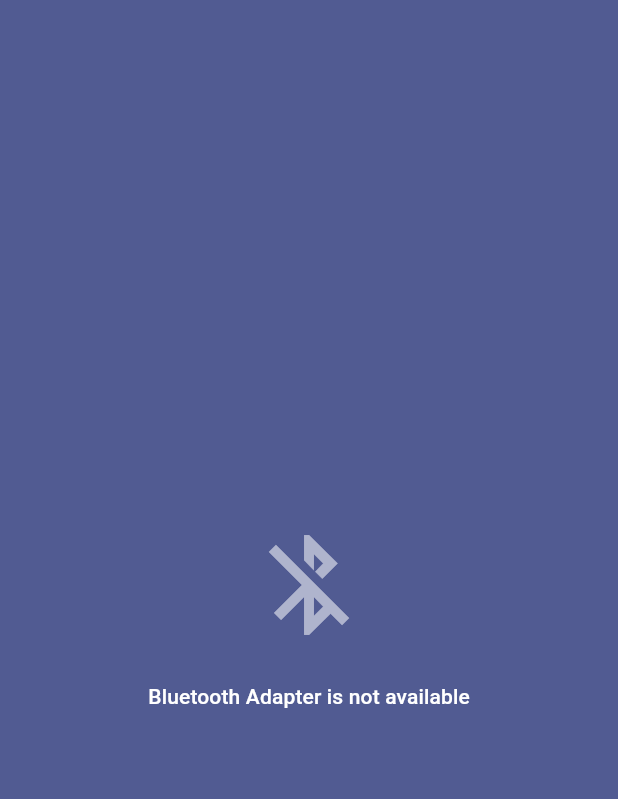
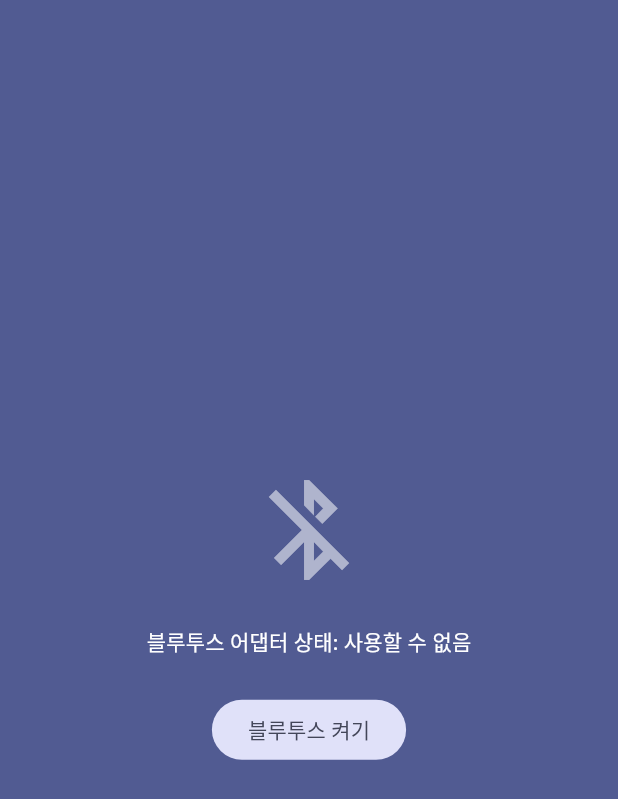
Before and after one commit to hyesuhong/bluetooth-sample, a Flutter app: the BluetoothOffScreen screen opened directly, on a phone screen of 412 x 824 dp. Shown: the top 799 px of the screen. Run offline on Flutter 3.47's test engine with Material 3 defaults, Android fonts, the phone set to English and light mode, and no system bars; our stand-ins replace flutter_blue_plus, permission_handler; missing offline and left inert: wifi_iot.

Commit message:
feat: change displayed language en -> kr

```diff
--- a/lib/screens/bluetooth_off_screen.dart
+++ b/lib/screens/bluetooth_off_screen.dart
@@ -1,3 +1,5 @@
+import 'dart:io';
+
 import 'package:flutter/material.dart';
 import 'package:flutter_blue_plus/flutter_blue_plus.dart';
 
@@ -5,14 +7,53 @@ class BluetoothOffScreen extends StatelessWidget {
   final BluetoothAdapterState? adapterState;
   const BluetoothOffScreen({super.key, this.adapterState});
 
-  Widget buildTitle(BuildContext context) {
-    String? state = adapterState?.toString().split('.').last;
+  String _convertAdapterStateToKR(BluetoothAdapterState? state) {
+    switch (state) {
+      case BluetoothAdapterState.unknown:
+        return '알 수 없음';
+      case BluetoothAdapterState.unavailable:
+        return '사용 불가능';
+      case BluetoothAdapterState.unauthorized:
+        return '권한 없음';
+      case BluetoothAdapterState.turningOn:
+        return '켜는중';
+      case BluetoothAdapterState.on:
+        return '켜짐';
+      case BluetoothAdapterState.turningOff:
+        return '끄는중';
+      case BluetoothAdapterState.off:
+        return '꺼짐';
+      default:
+        return '사용할 수 없음';
+    }
+  }
+
+  Widget _buildTitle(BuildContext context) {
     return Text(
-      'Bluetooth Adapter is ${state ?? 'not available'}',
+      '블루투스 어댑터 상태: ${_convertAdapterStateToKR(adapterState)}',
       style: Theme.of(context)
           .primaryTextTheme
           .titleSmall
           ?.copyWith(color: Colors.white),
+    );
+  }
+
+  Widget _buildTurnOnButton(BuildContext context) {
+    return Column(
+      children: [
+        const SizedBox(
+          height: 24,
+        ),
+        FilledButton.tonal(
+          onPressed: () async {
+            await FlutterBluePlus.turnOn();
+          },
+          // style: ButtonStyle(
+          //   backgroundColor: Colors.white54,
+          // ),
+          child: const Text('블루투스 켜기'),
+        ),
+      ],
     );
   }
 
@@ -32,7 +73,8 @@ class BluetoothOffScreen extends StatelessWidget {
               const SizedBox(
                 height: 24,
               ),
-              buildTitle(context),
+              _buildTitle(context),
+              if (Platform.isAndroid) _buildTurnOnButton(context),
             ],
           ),
         ));
--- a/lib/screens/device_screen.dart
+++ b/lib/screens/device_screen.dart
@@ -92,17 +92,17 @@ class _DeviceScreenState extends State<DeviceScreen> {
               ? _onDisconnectPressed
               : _onConnectPressed,
       child: Text(_isConnecting
-          ? 'Connecting..'
+          ? '연결중..'
           : isConnected
-              ? 'Disconnect'
-              : 'Connect'),
+              ? '연결 끊기'
+              : '연결'),
     );
   }
 
   Widget _buildGetServicesButton() {
     return FilledButton(
       onPressed: isConnected ? _onGetServicesPressed : null,
-      child: const Text('Get Services'),
+      child: const Text('Services 가져오기'),
     );
   }
 
@@ -146,7 +146,7 @@ class _DeviceScreenState extends State<DeviceScreen> {
                     ),
                   ),
                   Expanded(
-                    child: Text('Device is ${_connectionState.name}.'),
+                    child: Text('기기 연결 상태: ${_connectionState.name}.'),
                   ),
                   _buildGetServicesButton(),
                 ],
--- a/lib/screens/scan_screen.dart
+++ b/lib/screens/scan_screen.dart
@@ -99,7 +99,7 @@ class _ScanScreenState extends State<ScanScreen> {
     return Scaffold(
       appBar: AppBar(
         backgroundColor: Theme.of(context).colorScheme.inversePrimary,
-        title: const Text('Find Devices'),
+        title: const Text('기기 검색'),
       ),
       body: ListView.separated(
         itemCount: _scanResults.length,
--- a/lib/utils/wifi.dart
+++ b/lib/utils/wifi.dart
@@ -19,17 +19,17 @@ class Wifi {
     try {
       PermissionStatus? status = await getPermissionWifi();
       if (status == null) {
-        throw Exception('Cannot get permission status');
+        throw Exception('앱의 위치 권한 상태를 가져올 수 없습니다.');
       }
 
       if (!_canAccess(status)) {
-        throw Exception('Location Permission is denied');
+        throw Exception('위치 권한이 거부되었습니다.');
       }
 
       var curWifiSSID = await WiFiForIoTPlugin.getSSID();
 
       if (curWifiSSID == null) {
-        throw Exception('Cannot get current wifi ssid');
+        throw Exception('현재 와이파이의 ssid 값을 가져올 수 없습니다.');
       }
 
       ssid = curWifiSSID;
@@ -48,12 +48,12 @@ class Wifi {
 
       if (status.isPermanentlyDenied) {
         print(
-            'Location permission is permanently denied. If you want to use wifi feature, change location setting.');
+            '위치 권한이 영구적으로 거부되었습니다. 와이파이와 관련된 기능을 사용하고 싶다면, 설정 > 위치에서 권한을 부여하십시오.');
       } else if (status.isProvisional || !_canAccess(status)) {
         PermissionStatus requestStatus = await Permission.location.request();
 
         if (!_canAccess(requestStatus)) {
-          print('Location permission is not granted.');
+          print('위치 권한을 얻지 못했습니다.');
         } else {
           status = requestStatus;
         }
@@ -77,7 +77,7 @@ class Wifi {
           password: password, security: NetworkSecurity.WPA);
 
       if (!response) {
-        throw Exception('Cannot connect to $ssid. Please check password.');
+        throw Exception('$ssid 에 연결할 수 없습니다. 입력한 비밀번호를 확인하십시오.');
       }
 
       isSuccess = response;
@@ -92,7 +92,6 @@ class Wifi {
 
   static Future<void> disconnect() async {
     final response = await WiFiForIoTPlugin.disconnect();
-    print('wifi disconnection request result: $response');
 
     await WiFiForIoTPlugin.forceWifiUsage(false);
   }
--- a/lib/widgets/scan_device_widget.dart
+++ b/lib/widgets/scan_device_widget.dart
@@ -52,7 +52,7 @@ class ScanDeviceWidget extends StatelessWidget {
               Text(result.rssi.toString()),
               FilledButton(
                 onPressed: result.advertisementData.connectable ? onTap : null,
-                child: const Text('Connect'),
+                child: const Text('연결'),
               ),
             ],
           ),
```
Also changed, not shown: lib/widgets/characteristic_widget.dart (+7 -8 lines), lib/widgets/password_dialog.dart (+5 -7 lines).
